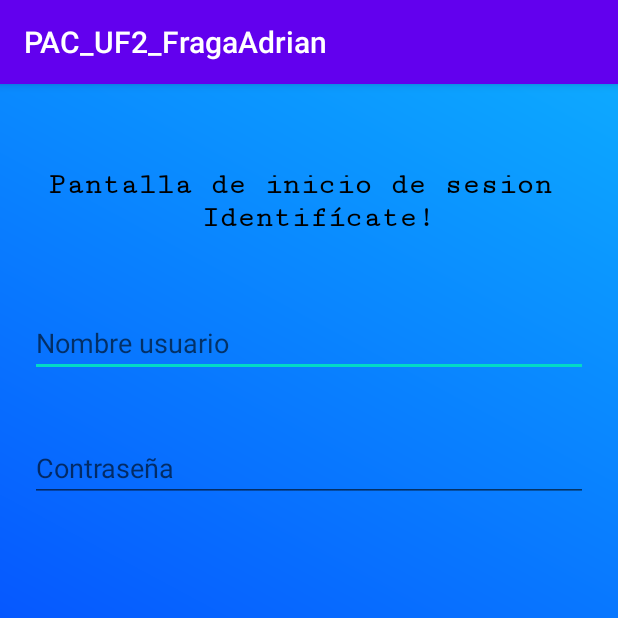
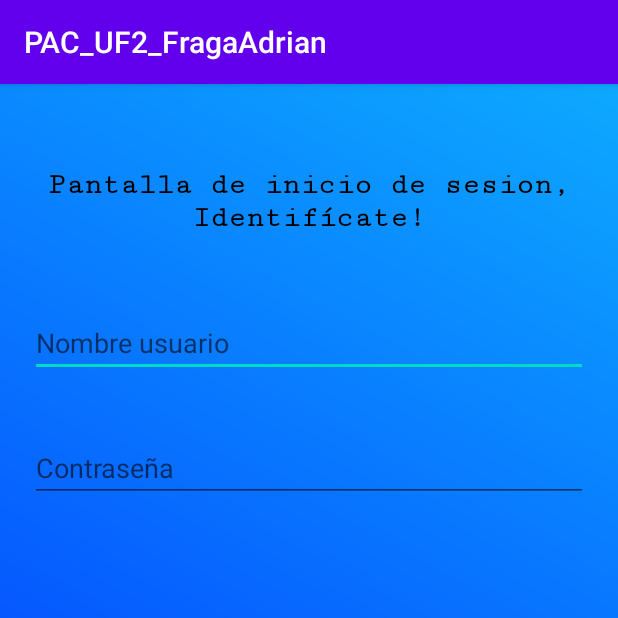
Before and after one commit to AdriFC/AndroidPacDesarrollo, an Android app: the LoggingActivity screen opened directly, with no data from a screen before it, on a phone screen of 412 x 824 dp, the top half of it. Run offline under Robolectric (Android 15) with nearby library versions, the phone set to English and light mode, and no system bars.

Commit message:
Trabajo en sqlite y layout login land

```diff
--- /dev/null
+++ b/app/src/main/res/layout-land/activity_logging.xml
@@ -0,0 +1,82 @@
+<?xml version="1.0" encoding="utf-8"?>
+<androidx.constraintlayout.widget.ConstraintLayout xmlns:android="http://schemas.android.com/apk/res/android"
+    xmlns:app="http://schemas.android.com/apk/res-auto"
+    xmlns:tools="http://schemas.android.com/tools"
+    android:layout_width="match_parent"
+    android:layout_height="match_parent"
+    android:background="@drawable/gradient"
+    tools:context=".LoggingActivity">
+
+    <TextView
+        android:id="@+id/texto_loggin"
+        android:layout_width="0dp"
+        android:layout_height="wrap_content"
+        android:layout_marginStart="8dp"
+        android:layout_marginTop="8dp"
+        android:layout_marginEnd="8dp"
+        android:layout_marginBottom="8dp"
+        android:fontFamily="serif-monospace"
+        android:text="@string/login_text"
+        android:textAlignment="center"
+        android:textColor="@color/negro"
+        android:textSize="20dp"
+        android:textStyle="bold"
+        app:layout_constraintBottom_toBottomOf="parent"
+        app:layout_constraintEnd_toEndOf="parent"
+        app:layout_constraintStart_toStartOf="parent"
+        app:layout_constraintTop_toTopOf="parent"
+        app:layout_constraintVertical_bias="0.068" />
+
+    <EditText
+        android:id="@+id/texto_nombre_usuario"
+        android:layout_width="wrap_content"
+        android:layout_height="wrap_content"
+        android:layout_margin="20dp"
+        android:layout_marginStart="8dp"
+        android:layout_marginTop="8dp"
+        android:layout_marginEnd="80dp"
+        android:ems="10"
+        android:hint="@string/user_name"
+        android:inputType="textPersonName"
+        app:layout_constraintBottom_toBottomOf="parent"
+        app:layout_constraintEnd_toEndOf="parent"
+        app:layout_constraintHorizontal_bias="0.0"
+        app:layout_constraintStart_toStartOf="parent"
+        app:layout_constraintTop_toBottomOf="@+id/texto_loggin"
+        app:layout_constraintVertical_bias="0.354" />
+
+    <EditText
+        android:id="@+id/texto_contraseña"
+        android:layout_width="wrap_content"
+        android:layout_height="wrap_content"
+        android:layout_margin="20dp"
+        android:layout_marginStart="8dp"
+        android:layout_marginTop="8dp"
+        android:layout_marginEnd="80dp"
+        android:layout_marginBottom="8dp"
+        android:ems="10"
+        android:hint="@string/password_user"
+        android:inputType="textPersonName"
+        app:layout_constraintBottom_toBottomOf="parent"
+        app:layout_constraintEnd_toEndOf="parent"
+        app:layout_constraintHorizontal_bias="0.0"
+        app:layout_constraintStart_toStartOf="parent"
+        app:layout_constraintTop_toBottomOf="@+id/texto_nombre_usuario"
+        app:layout_constraintVertical_bias="0.037" />
+
+    <ImageView
+        android:id="@+id/logo"
+        android:layout_width="wrap_content"
+        android:layout_height="wrap_content"
+        android:layout_marginStart="8dp"
+        android:layout_marginTop="8dp"
+        android:layout_marginEnd="8dp"
+        android:layout_marginBottom="8dp"
+        app:layout_constraintBottom_toBottomOf="parent"
+        app:layout_constraintEnd_toEndOf="parent"
+        app:layout_constraintHorizontal_bias="1.0"
+        app:layout_constraintStart_toStartOf="parent"
+        app:layout_constraintTop_toBottomOf="@+id/texto_loggin"
+        app:srcCompat="@drawable/logo" />
+
+</androidx.constraintlayout.widget.ConstraintLayout>
--- a/app/src/main/res/layout/activity_register.xml
+++ b/app/src/main/res/layout/activity_register.xml
@@ -122,7 +122,6 @@
         android:id="@+id/registernow_button"
         android:layout_width="match_parent"
         android:layout_height="wrap_content"
-
         android:layout_marginStart="24dp"
         android:layout_marginTop="16dp"
         android:layout_marginEnd="24dp"
--- a/app/src/main/res/values/strings.xml
+++ b/app/src/main/res/values/strings.xml
@@ -4,13 +4,14 @@
     <string name="logging_buttom">IDENTIFÍCATE!</string>
     <string name="register_buttom">REGÍSTRATE!</string>
     <string name="register_text">Pantalla de registro!</string>
-    <string name="login_text">Pantalla de inicio de sesion \n Identifícate!</string>
-    <string name="register_toast">Hiciste click en registro!</string>
+    <string name="login_text">Pantalla de inicio de sesion, Identifícate!</string>
+    <string name="register_toast">Hiciste click en registrate!</string>
     <string name="name_user">Nombre</string>
     <string name="lastName_user">Apellido</string>
     <string name="user_name">Nombre usuario</string>
     <string name="password_user">Contraseña</string>
     <string name="email_user">Correo electrónico</string>
     <string name="registrame_ya">Regístrame ya!</string>
+    <string name="loging_toast">Hiciste click en identifícate!</string>
 
 </resources>
```
Also changed, not shown: app/src/main/java/com/example/pac_uf2_fragaadrian/BaseDeDatos.java (+22 -5 lines), app/src/main/java/com/example/pac_uf2_fragaadrian/MainActivity.java (+25 -3 lines), app/src/main/java/com/example/pac_uf2_fragaadrian/RegisterActivity.java (+36 -0 lines), app/src/main/java/com/example/pac_uf2_fragaadrian/Usuario.java (+12 -0 lines), 2 other files.
